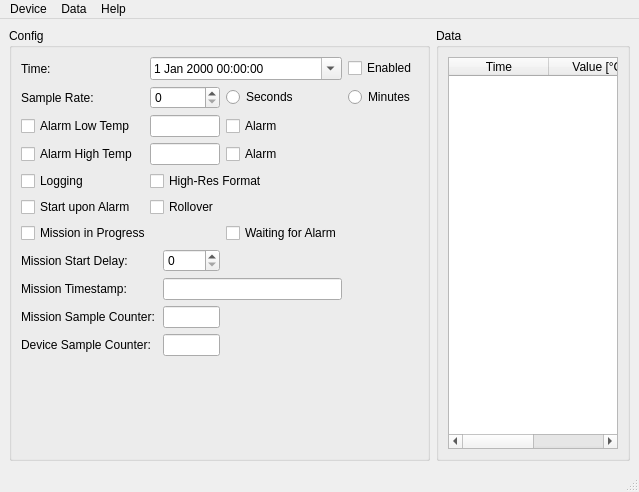
kkoop/qibutton, file gui/main.ui: the form before one commit.
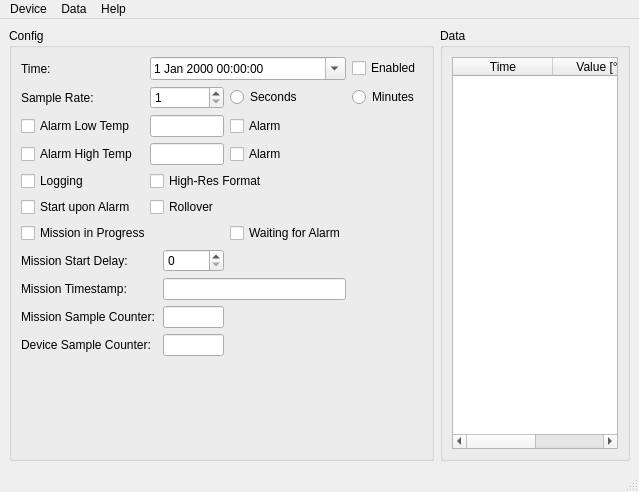
The form after the commit.

```diff
--- a/gui/main.ui
+++ b/gui/main.ui
@@ -80,7 +80,14 @@
         </widget>
        </item>
        <item row="1" column="2" colspan="3">
-        <widget class="QSpinBox" name="sampleRateSpinBox"/>
+        <widget class="QSpinBox" name="sampleRateSpinBox">
+         <property name="minimum">
+          <number>1</number>
+         </property>
+         <property name="maximum">
+          <number>16383</number>
+         </property>
+        </widget>
        </item>
        <item row="8" column="0">
         <widget class="QLabel" name="label_6">
@@ -220,7 +227,11 @@
         </widget>
        </item>
        <item row="7" column="4">
-        <widget class="QSpinBox" name="missionStartDelaySpinBox"/>
+        <widget class="QSpinBox" name="missionStartDelaySpinBox">
+         <property name="maximum">
+          <number>65000</number>
+         </property>
+        </widget>
        </item>
       </layout>
      </widget>
```
Left out of the diff: 2 changed lines with no effect on the pictures.
